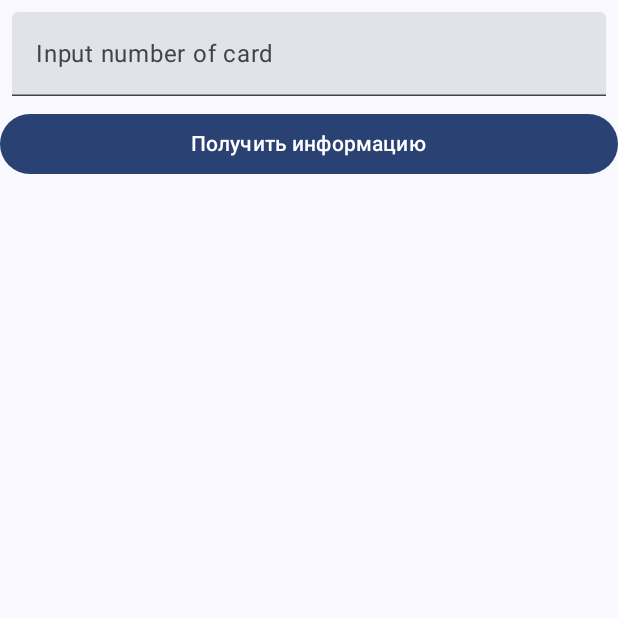
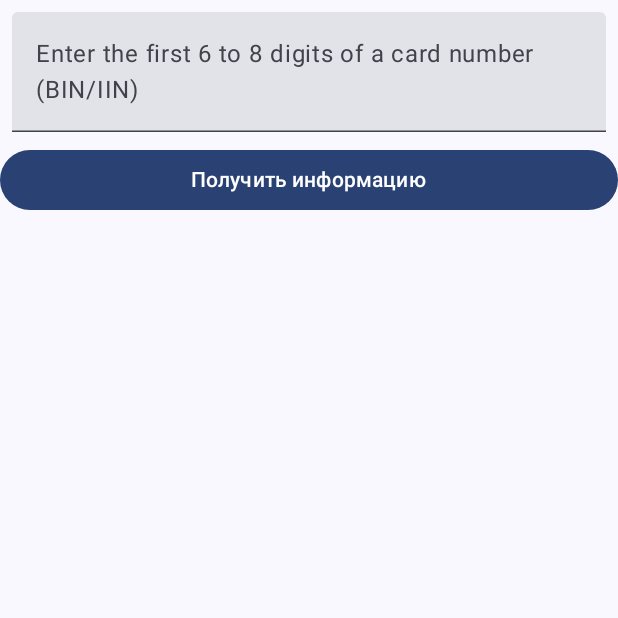
Before and after one commit to manwoodt/CheckBankCard, an Android app built with Jetpack Compose: the screen it shows after launch (MainActivity), on a phone screen of 412 x 824 dp, the top half of it. Run offline under Robolectric (Android 15) with nearby library versions, the phone set to English and light mode, and no system bars; our stand-ins replace livedata-compose.

Commit message:
app works

```diff
--- a/CheckBankCardApp/app/src/main/java/com/course/checkbankcard/presentation/screens/MainScreen.kt
+++ b/CheckBankCardApp/app/src/main/java/com/course/checkbankcard/presentation/screens/MainScreen.kt
@@ -1,5 +1,6 @@
 package com.course.checkbankcard.presentation.screens
 
+import android.util.Log
 import androidx.compose.foundation.layout.Column
 import androidx.compose.foundation.layout.fillMaxWidth
 import androidx.compose.foundation.layout.padding
@@ -13,6 +14,7 @@ import androidx.compose.runtime.mutableStateOf
 import androidx.compose.runtime.remember
 import androidx.compose.runtime.setValue
 import androidx.compose.ui.Modifier
+import androidx.compose.ui.tooling.preview.Preview
 import androidx.compose.ui.unit.dp
 import com.course.checkbankcard.presentation.viewModels.MainScreenViewModel
 import org.koin.androidx.compose.koinViewModel
@@ -26,29 +28,35 @@ import org.koin.androidx.compose.koinViewModel
 
 @Composable
 fun MainScreen(modifier: Modifier, viewModel: MainScreenViewModel= koinViewModel()){
+    var inputBinNumber by remember { mutableStateOf("") }
 
     val binInfo by viewModel.binInfo.observeAsState()
     val errorMessage by viewModel.errorMessage.observeAsState(null)
 
 
-    val sampleBinInfo = com.course.domain.model.BinInfo(
-        country = com.course.domain.model.CountryInfo("Россия", 55, 37),
-        scheme = "Visa",
-        bank = com.course.domain.model.BankInfo(
-            "Сбербанк",
-            "www.sberbank.ru",
-            "+7 800 555 55 50",
-            "Москва"
+//    val sampleBinInfo = com.course.domain.model.BinInfo(
+//        country = com.course.domain.model.CountryInfo("Россия", 55, 37),
+//        scheme = "Visa",
+//        bank = com.course.domain.model.BankInfo(
+//            "Сбербанк",
+//            "www.sberbank.ru",
+//            "+7 800 555 55 50",
+//            "Москва"
+//        )
+//    )
+
+    Column(modifier) {
+        InputCardNumber(
+            inputBinNumber = inputBinNumber,
+            onInputChange = { inputBinNumber = it }
         )
-    )
-    Column(modifier) {
-        InputCardNumber()
 
-        val binNumber = "4567 3445"
         FetchInfoButton {
-            viewModel.fetchBinInfo(binNumber)
+            viewModel.fetchBinInfo(inputBinNumber)
         }
-        binInfo?.let { ShowInformationOfCard(it) }
+        binInfo?.let {
+            Log.d("mine",it.toString())
+            ShowInformationOfCard(it) }
         ErrorDisplay(errorMessage)
     }
 
@@ -56,17 +64,15 @@ fun MainScreen(modifier: Modifier, viewModel: MainScreenViewModel= koinViewModel
 
 
 @Composable
-fun InputCardNumber(){
-
-    var text by remember { mutableStateOf("") }
+fun InputCardNumber(inputBinNumber:String, onInputChange: (String)-> Unit){
 
     TextField(
-        value = text,
-        onValueChange = {text = it},
+        value = inputBinNumber,
+        onValueChange = onInputChange,
         modifier = Modifier
             .fillMaxWidth()
             .padding(8.dp),
-        label = { Text("Input number of card") }
+        label = { Text("Enter the first 6 to 8 digits of a card number (BIN/IIN)") }
     )
 
 }
```
